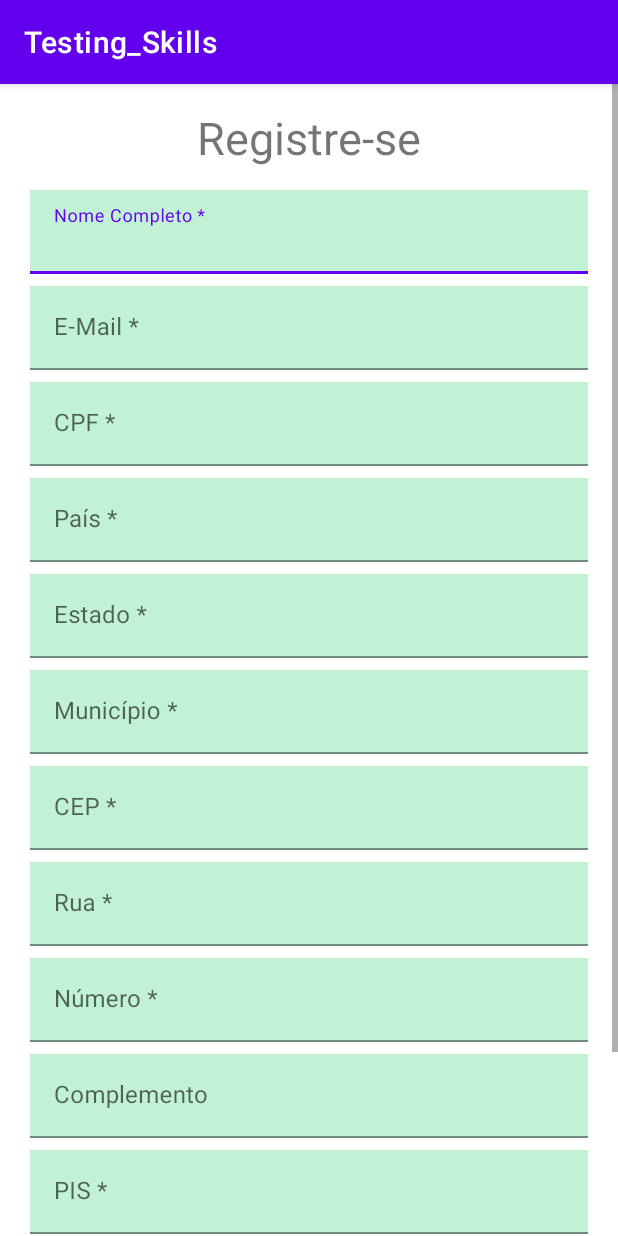
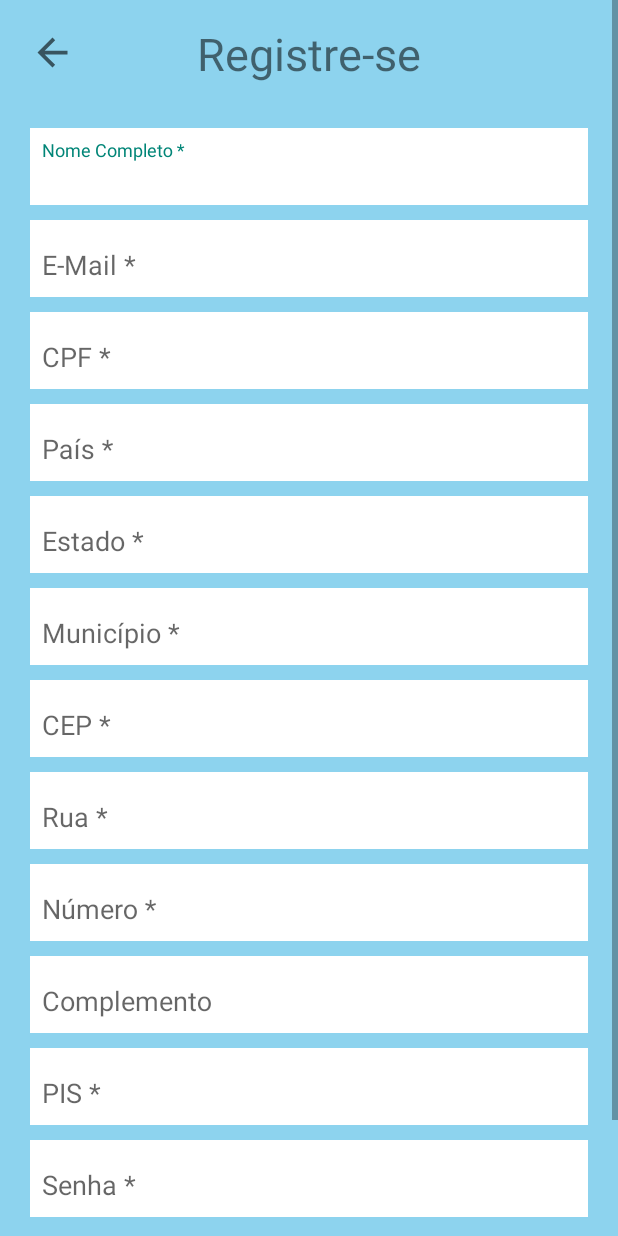
Before and after one commit to Aledsilva/Testing_Skills, an Android app: the ActRegister screen opened directly, with no data from a screen before it, on a phone screen of 412 x 824 dp. Run offline under Robolectric (Android 15) with nearby library versions, the phone set to English and light mode, and no system bars; our stand-ins replace Firebase (no records; nobody signed in at launch, a user with empty details on screens opened directly).

Commit message:
Modificacao de Layout.

```diff
--- a/app/build.gradle
+++ b/app/build.gradle
@@ -47,7 +47,7 @@ dependencies {
     implementation 'androidx.appcompat:appcompat:1.3.0'
     implementation 'com.google.android.material:material:1.3.0'
     implementation 'androidx.constraintlayout:constraintlayout:2.0.4'
-    implementation 'com.google.firebase:firebase-auth:20.0.0'
+    implementation 'com.google.firebase:firebase-auth:21.0.1'
     implementation 'com.google.firebase:firebase-auth-ktx'
     implementation 'com.google.firebase:firebase-analytics-ktx'
     implementation 'com.google.android.gms:play-services-auth:19.0.0'
--- a/app/src/main/java/com/example/testing_skills/ui/ActRegister.kt
+++ b/app/src/main/java/com/example/testing_skills/ui/ActRegister.kt
@@ -8,14 +8,11 @@ import android.widget.EditText
 import android.widget.ImageView
 import android.widget.Toast
 import com.example.testing_skills.R
-import com.example.testing_skills.databinding.ActivityActRegisterBinding
-import com.example.testing_skills.ui.model.User
 import com.google.firebase.auth.FirebaseAuth
 import com.google.firebase.auth.FirebaseUser
 import com.google.firebase.database.DatabaseReference
 import com.google.firebase.database.FirebaseDatabase
-import com.google.firebase.database.ktx.database
-import com.google.firebase.ktx.Firebase
+
 import kotlinx.android.synthetic.main.activity_act_register.*
 
 class ActRegister : AppCompatActivity() {
@@ -35,15 +32,16 @@ class ActRegister : AppCompatActivity() {
     lateinit var regButton : Button
     lateinit var backScreen : ImageView
 
+    private lateinit var database : FirebaseDatabase
+    private lateinit var reference: DatabaseReference
+
 
     override fun onCreate(savedInstanceState: Bundle?) {
         super.onCreate(savedInstanceState)
         setContentView(R.layout.activity_act_register)
 
-        val database = Firebase.database
-        val myRef = database.getReference("message")
-
-        myRef.setValue("Hello, World!")
+        database = FirebaseDatabase.getInstance()
+        reference = database.getReference("Users")
 
         //as declarações abaixo não seriam necessárias por conta do 'kotlin-android-extensions', mas prefiro lembrar do caminho longo
         regName = etRegisterUserName
@@ -110,12 +108,7 @@ class ActRegister : AppCompatActivity() {
                                 Toast.LENGTH_SHORT).show()
                         }
                     }
-
-
             }
-
-
-
         }
 
         backScreen.setOnClickListener {
--- a/app/src/main/java/com/example/testing_skills/ui/model/User.kt
+++ b/app/src/main/java/com/example/testing_skills/ui/model/User.kt
@@ -1,5 +1,9 @@
 package com.example.testing_skills.ui.model
 
-class User (val firstName : String? = null) {
+class User (
+    val firstName : String,
+    val email : String
+
+) {
 
 }
--- a/app/src/main/res/drawable/ic_baseline_arrow_back_24.xml
+++ b/app/src/main/res/drawable/ic_baseline_arrow_back_24.xml
@@ -1,10 +1,5 @@
-<vector xmlns:android="http://schemas.android.com/apk/res/android"
-    android:width="24dp"
-    android:height="24dp"
-    android:viewportWidth="24"
-    android:viewportHeight="24"
-    android:tint="?attr/colorControlNormal">
-  <path
-      android:fillColor="@android:color/white"
-      android:pathData="M20,11H7.83l5.59,-5.59L12,4l-8,8 8,8 1.41,-1.41L7.83,13H20v-2z"/>
+<vector android:height="30dp" android:tint="?attr/colorControlNormal"
+    android:viewportHeight="24" android:viewportWidth="24"
+    android:width="30dp" xmlns:android="http://schemas.android.com/apk/res/android">
+    <path android:fillColor="@android:color/black" android:pathData="M20,11H7.83l5.59,-5.59L12,4l-8,8 8,8 1.41,-1.41L7.83,13H20v-2z"/>
 </vector>
--- a/app/src/main/res/layout/activity_act_register.xml
+++ b/app/src/main/res/layout/activity_act_register.xml
@@ -5,6 +5,7 @@
     xmlns:tools="http://schemas.android.com/tools"
     android:layout_width="match_parent"
     android:layout_height="match_parent"
+    android:background="#C46DC7EA"
     android:fillViewport="true">
 
     <androidx.constraintlayout.widget.ConstraintLayout
@@ -20,6 +21,7 @@
             android:layout_width="30dp"
             android:layout_height="30dp"
             app:layout_constraintStart_toStartOf="parent"
+            app:srcCompat="@drawable/ic_baseline_arrow_back_24"
             app:layout_constraintTop_toTopOf="parent" />
 
         <TextView
@@ -35,8 +37,10 @@
 
         <com.google.android.material.textfield.TextInputLayout
             android:id="@+id/textInputLayout6"
+            android:padding="8dp"
             android:layout_width="0dp"
-            android:layout_marginTop="15dp"
+            android:layout_marginTop="30dp"
+            android:background="#FFFF"
             android:layout_height="wrap_content"
             app:layout_constraintEnd_toEndOf="parent"
             app:layout_constraintStart_toStartOf="parent"
@@ -46,19 +50,21 @@
                 android:id="@+id/etRegisterUserName"
                 android:layout_width="match_parent"
                 android:layout_height="wrap_content"
-                android:background="#3E00C853"
+                android:background="#B4FFFFFF"
+                android:textColor="@color/black"
                 android:hint="Nome Completo *"
                 android:inputType="textPersonName"
                 android:maxLines="1"
-                android:textColor="#000"
                 android:textColorHint="#2962FF" />
         </com.google.android.material.textfield.TextInputLayout>
 
         <com.google.android.material.textfield.TextInputLayout
             android:id="@+id/textInputLayout8"
+            android:padding="8dp"
             android:layout_width="0dp"
             android:layout_height="wrap_content"
-            android:layout_marginTop="8dp"
+            android:background="#FFFF"
+            android:layout_marginTop="10dp"
             app:layout_constraintEnd_toEndOf="parent"
             app:layout_constraintStart_toStartOf="parent"
             app:layout_constraintTop_toBottomOf="@+id/textInputLayout6">
@@ -67,7 +73,7 @@
                 android:id="@+id/etRegisterEmail"
                 android:layout_width="match_parent"
                 android:layout_height="wrap_content"
-                android:background="#3E00C853"
+                android:background="#B4FFFFFF"
                 android:hint="E-Mail *"
                 android:inputType="textEmailAddress"
                 android:maxLines="1"
@@ -77,9 +83,11 @@
 
         <com.google.android.material.textfield.TextInputLayout
             android:id="@+id/textInputLayout4"
+            android:padding="8dp"
+            android:background="#FFFF"
             android:layout_width="0dp"
             android:layout_height="wrap_content"
-            android:layout_marginTop="8dp"
+            android:layout_marginTop="10dp"
             app:layout_constraintEnd_toEndOf="parent"
             app:layout_constraintStart_toStartOf="parent"
             app:layout_constraintTop_toBottomOf="@+id/textInputLayout8">
@@ -88,7 +96,7 @@
                 android:id="@+id/etRegisterCPF"
                 android:layout_width="match_parent"
                 android:layout_height="wrap_content"
-                android:background="#3E00C853"
+                android:background="#B4FFFFFF"
                 android:maxLength="14"
                 android:hint="CPF *"
                 android:inputType="number"
@@ -100,9 +108,11 @@
 
         <com.google.android.material.textfield.TextInputLayout
             android:id="@+id/textInputLayout5"
+            android:padding="8dp"
+            android:background="#FFFF"
             android:layout_width="0dp"
             android:layout_height="wrap_content"
-            android:layout_marginTop="8dp"
+            android:layout_marginTop="10dp"
             app:layout_constraintEnd_toEndOf="parent"
             app:layout_constraintStart_toStartOf="parent"
             app:layout_constraintTop_toBottomOf="@+id/textInputLayout4">
@@ -111,7 +121,7 @@
                 android:id="@+id/etRegisterCountry"
                 android:layout_width="match_parent"
                 android:layout_height="wrap_content"
-                android:background="#3E00C853"
+                android:background="#B4FFFFFF"
                 android:hint="País *"
                 android:inputType="text"
                 android:maxLines="1"
@@ -122,9 +132,11 @@
 
         <com.google.android.material.textfield.TextInputLayout
             android:id="@+id/textInputLayout13"
+            android:padding="8dp"
+            android:background="#FFFF"
             android:layout_width="0dp"
             android:layout_height="wrap_content"
-            android:layout_marginTop="8dp"
+            android:layout_marginTop="10dp"
             app:layout_constraintEnd_toEndOf="parent"
             app:layout_constraintStart_toStartOf="parent"
             app:layout_constraintTop_toBottomOf="@+id/textInputLayout5">
@@ -133,7 +145,7 @@
                 android:id="@+id/etRegisterState"
                 android:layout_width="match_parent"
                 android:layout_height="wrap_content"
-                android:background="#3E00C853"
+                android:background="#B4FFFFFF"
                 android:hint="Estado *"
                 android:inputType="text"
                 android:maxLines="1"
@@ -144,9 +156,11 @@
 
         <com.google.android.material.textfield.TextInputLayout
             android:id="@+id/textInputLayout14"
+            android:padding="8dp"
+            android:background="#FFFF"
             android:layout_width="0dp"
             android:layout_height="wrap_content"
-            android:layout_marginTop="8dp"
+            android:layout_marginTop="10dp"
             app:layout_constraintEnd_toEndOf="parent"
             app:layout_constraintStart_toStartOf="parent"
             app:layout_constraintTop_toBottomOf="@+id/textInputLayout13">
@@ -155,7 +169,7 @@
                 android:id="@+id/etRegisterCounty"
                 android:layout_width="match_parent"
                 android:layout_height="wrap_content"
-                android:background="#3E00C853"
+                android:background="#B4FFFFFF"
                 android:hint="Município *"
                 android:inputType="text"
                 android:maxLines="1"
@@ -166,9 +180,11 @@
 
         <com.google.android.material.textfield.TextInputLayout
             android:id="@+id/textInputLayout15"
+            android:padding="8dp"
+            android:background="#FFFF"
             android:layout_width="0dp"
             android:layout_height="wrap_content"
-            android:layout_marginTop="8dp"
+            android:layout_marginTop="10dp"
             app:layout_constraintEnd_toEndOf="parent"
             app:layout_constraintStart_toStartOf="parent"
             app:layout_constraintTop_toBottomOf="@+id/textInputLayout14">
@@ -177,7 +193,7 @@
                 android:id="@+id/etRegisterCEP"
                 android:layout_width="match_parent"
                 android:layout_height="wrap_content"
-                android:background="#3E00C853"
+                android:background="#B4FFFFFF"
                 android:maxLength="9"
                 android:hint="CEP *"
                 android:inputType="number"
@@ -189,9 +205,11 @@
 
         <com.google.android.material.textfield.TextInputLayout
             android:id="@+id/textInputLayout16"
+            android:padding="8dp"
+            android:background="#FFFF"
             android:layout_width="0dp"
             android:layout_height="wrap_content"
-            android:layout_marginTop="8dp"
+            android:layout_marginTop="10dp"
             app:layout_constraintEnd_toEndOf="parent"
             app:layout_constraintStart_toStartOf="parent"
             app:layout_constraintTop_toBottomOf="@+id/textInputLayout15">
@@ -200,7 +218,7 @@
                 android:id="@+id/etRegisterStreet"
                 android:layout_width="match_parent"
                 android:layout_height="wrap_content"
-                android:background="#3E00C853"
+                android:background="#B4FFFFFF"
                 android:hint="Rua *"
                 android:inputType="text"
                 android:maxLines="1"
@@ -211,9 +229,11 @@
 
         <com.google.android.material.textfield.TextInputLayout
             android:id="@+id/textInputLayout17"
+            android:padding="8dp"
+            android:background="#FFFF"
             android:layout_width="0dp"
             android:layout_height="wrap_content"
-            android:layout_marginTop="8dp"
+            android:layout_marginTop="10dp"
             app:layout_constraintEnd_toEndOf="parent"
             app:layout_constraintStart_toStartOf="parent"
             app:layout_constraintTop_toBottomOf="@+id/textInputLayout16">
@@ -222,7 +242,7 @@
                 android:id="@+id/etRegisterAdressNumber"
                 android:layout_width="match_parent"
                 android:layout_height="wrap_content"
-                android:background="#3E00C853"
+                android:background="#B4FFFFFF"
                 android:hint="Número *"
                 android:inputType="numberDecimal"
                 android:maxLines="1"
@@ -233,9 +253,11 @@
 
         <com.google.android.material.textfield.TextInputLayout
             android:id="@+id/textInputLayout18"
+            android:padding="8dp"
+            android:background="#FFFF"
             android:layout_width="0dp"
             android:layout_height="wrap_content"
-            android:layout_marginTop="8dp"
+            android:layout_marginTop="10dp"
             app:layout_constraintEnd_toEndOf="parent"
             app:layout_constraintStart_toStartOf="parent"
             app:layout_constraintTop_toBottomOf="@+id/textInputLayout17">
@@ -244,7 +266,7 @@
                 android:id="@+id/etRegisterCompliment"
                 android:layout_width="match_parent"
                 android:layout_height="wrap_content"
-                android:background="#3E00C853"
+                android:background="#B4FFFFFF"
                 android:hint="Complemento"
                 android:inputType="text"
                 android:maxLines="1"
@@ -255,9 +277,11 @@
 
         <com.google.android.material.textfield.TextInputLayout
             android:id="@+id/textInputLayout3"
+            android:padding="8dp"
+            android:background="#FFFF"
             android:layout_width="0dp"
             android:layout_height="wrap_content"
-            android:layout_marginTop="8dp"
+            android:layout_marginTop="10dp"
             app:layout_constraintEnd_toEndOf="parent"
             app:layout_constraintStart_toStartOf="parent"
             app:layout_constraintTop_toBottomOf="@+id/textInputLayout18">
@@ -266,7 +290,7 @@
                 android:id="@+id/etRegisterPIS"
                 android:layout_width="match_parent"
                 android:layout_height="wrap_content"
-                android:background="#3E00C853"
+                android:background="#B4FFFFFF"
                 android:maxLength="14"
                 android:hint="PIS *"
                 android:inputType="numberDecimal"
@@ -277,9 +301,11 @@
 
         <com.google.android.material.textfield.TextInputLayout
             android:id="@+id/textInputLayout2"
+            android:padding="8dp"
+            android:background="#FFFF"
             android:layout_width="0dp"
             android:layout_height="wrap_content"
-            android:layout_marginTop="8dp"
+            android:layout_marginTop="10dp"
             app:layout_constraintEnd_toEndOf="parent"
             app:layout_constraintStart_toStartOf="parent"
             app:layout_constraintTop_toBottomOf="@+id/textInputLayout3">
@@ -288,7 +314,7 @@
                 android:id="@+id/etRegisterPassword"
                 android:layout_width="match_parent"
                 android:layout_height="wrap_content"
-                android:background="#3E00C853"
+                android:background="#B4FFFFFF"
                 android:hint="Senha *"
                 android:inputType="textWebPassword"
                 android:maxLines="1"
@@ -303,9 +329,11 @@
             android:layout_width="0dp"
             android:layout_height="wrap_content"
             android:layout_marginStart="20dp"
+            android:layout_marginTop="30dp"
             android:layout_marginEnd="20dp"
-            android:layout_marginTop="15dp"
+            android:background="#03A9F4"
             android:text="Cadastrar"
+            android:textColor="#FFFF"
             app:layout_constraintEnd_toEndOf="parent"
             app:layout_constraintStart_toStartOf="parent"
             app:layout_constraintTop_toBottomOf="@+id/textInputLayout2" />
--- a/app/src/main/res/values-night/themes.xml
+++ b/app/src/main/res/values-night/themes.xml
@@ -1,6 +1,6 @@
 <resources xmlns:tools="http://schemas.android.com/tools">
     <!-- Base application theme. -->
-    <style name="Theme.Testing_Skills" parent="Theme.MaterialComponents.DayNight.DarkActionBar">
+    <style name="Theme.Testing_Skills" parent="Theme.AppCompat.Light.NoActionBar">
         <!-- Primary brand color. -->
         <item name="colorPrimary">@color/purple_200</item>
         <item name="colorPrimaryVariant">@color/purple_700</item>
--- a/app/src/main/res/values/themes.xml
+++ b/app/src/main/res/values/themes.xml
@@ -1,6 +1,6 @@
 <resources xmlns:tools="http://schemas.android.com/tools">
     <!-- Base application theme. -->
-    <style name="Theme.Testing_Skills" parent="Theme.MaterialComponents.DayNight.DarkActionBar">
+    <style name="Theme.Testing_Skills" parent="Theme.AppCompat.Light.NoActionBar">
         <!-- Primary brand color. -->
         <item name="colorPrimary">@color/purple_500</item>
         <item name="colorPrimaryVariant">@color/purple_700</item>
```
Also changed, not shown: app/src/main/java/com/example/testing_skills/ui/ActHomePage.kt (+36 -17 lines), app/src/main/java/com/example/testing_skills/ui/ActLogin.kt (+4 -4 lines), app/src/main/res/layout/activity_act_home_page.xml (+13 -1 lines), app/src/main/res/layout/activity_act_login.xml (+13 -7 lines).
